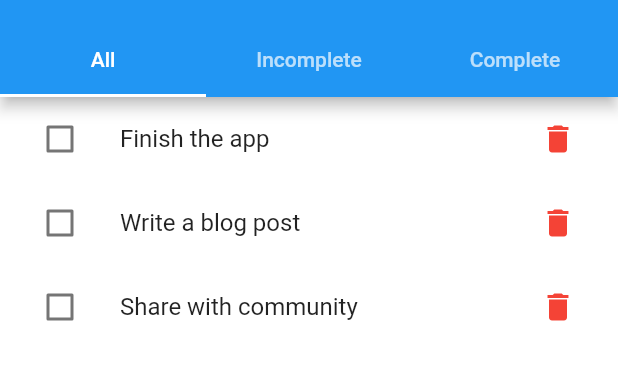
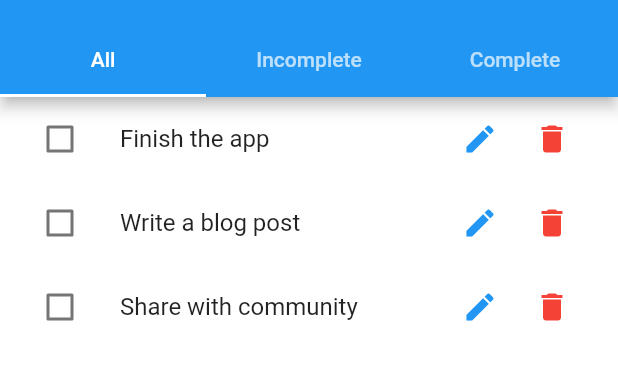
Before and after one commit to excelitai-mollika/Todo-with-Provider, a Flutter app: the screen it shows after launch, on a phone screen of 412 x 824 dp, the part 59-439 px from its top. Run offline on Flutter 3.47's test engine with Material 2 defaults, Android fonts, the phone set to English and light mode, and no system bars.

Commit message:
edit processing

```diff
--- a/lib/main.dart
+++ b/lib/main.dart
@@ -1,5 +1,6 @@
 import 'package:flutter/material.dart';
 import 'package:provider/provider.dart';
+import 'package:todo_app/edit_task.dart';
 import 'package:todo_app/home_screen.dart';
 import 'package:todo_app/provider.dart';
 
@@ -33,6 +34,9 @@ class MyApp extends StatelessWidget {
           primarySwatch: Colors.blue,
         ),
         home: HomeScreen(),
+        routes: {
+          EditProductScreen.routeName: (ctx) => EditProductScreen(),
+        },
       ),
     );
   }
--- a/lib/model.dart
+++ b/lib/model.dart
@@ -1,10 +1,10 @@
 import 'package:flutter/material.dart';
 
-class Task {
+class Task with ChangeNotifier{
   String ?title;
   bool completed;
-
-  Task({@required this.title, this.completed = false});
+  final String? id;
+  Task({@required this.title, this.completed = false,this.id});
 
   void toggleCompleted() {
     completed = !completed;
--- a/lib/task_list_item.dart
+++ b/lib/task_list_item.dart
@@ -1,13 +1,14 @@
 import 'package:flutter/material.dart';
 import 'package:provider/provider.dart';
+import 'package:todo_app/edit_task.dart';
 import 'package:todo_app/model.dart';
 import 'package:todo_app/provider.dart';
 
 
 class TaskListItem extends StatelessWidget {
   final Task ?task;
-
-  TaskListItem({@required this.task});
+  final String? id;
+  TaskListItem({@required this.task,this.id});
 
   @override
   Widget build(BuildContext context) {
@@ -19,7 +20,19 @@ class TaskListItem extends StatelessWidget {
         },
       ),
       title: Text(task!.title!),
-      trailing: IconButton(
+      trailing: SizedBox(
+        width: 100,
+        child: Row(
+          children: [
+            IconButton(
+              onPressed: () {
+                Navigator.of(context)
+                    .pushNamed(EditProductScreen.routeName, arguments: id);
+              },
+              icon: Icon(Icons.edit),
+              color: Theme.of(context).colorScheme.primary,
+            ),
+            IconButton(
               icon: Icon(
                 Icons.delete,
                 color: Colors.red,
@@ -50,6 +63,9 @@ class TaskListItem extends StatelessWidget {
 
               },
             ),
+          ],
+        ),
+      ),
     );
   }
 }
```
Also changed, not shown: lib/edit_task.dart (added, +299 -0 lines), lib/home_screen.dart (+1 -42 lines), lib/provider.dart (+9 -2 lines). Lines whose indentation alone changed are shown as unchanged.
